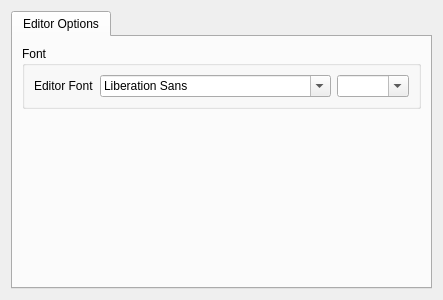
The window that src/CoreGui/source/CodeEditorWidgetConfig.ui (JPNaude/Qtilities) describes before a commit, drawn with Qt 5.
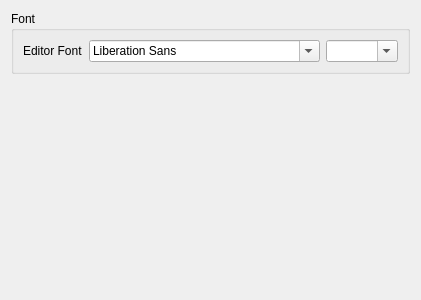
The same window after the commit.

Commit message: A few fixes to the newly added grouped config configuration pages code.

What changed in the file:
```diff
--- a/src/CoreGui/source/CodeEditorWidgetConfig.ui
+++ b/src/CoreGui/source/CodeEditorWidgetConfig.ui
@@ -15,16 +15,6 @@
   </property>
   <layout class="QVBoxLayout" name="verticalLayout">
    <item>
-    <widget class="QTabWidget" name="CodeEditorWidgetConfigTab">
-     <property name="currentIndex">
-      <number>0</number>
-     </property>
-     <widget class="QWidget" name="tab">
-      <attribute name="title">
-       <string>Editor Options</string>
-      </attribute>
-      <layout class="QVBoxLayout" name="verticalLayout_2">
-       <item>
         <widget class="QGroupBox" name="groupBox">
          <property name="title">
           <string>Font</string>
@@ -75,10 +65,6 @@
           </size>
          </property>
         </spacer>
-       </item>
-      </layout>
-     </widget>
-    </widget>
    </item>
   </layout>
  </widget>
```
Lines whose indentation alone changed are shown as unchanged. The commit also changes 13 other files.
